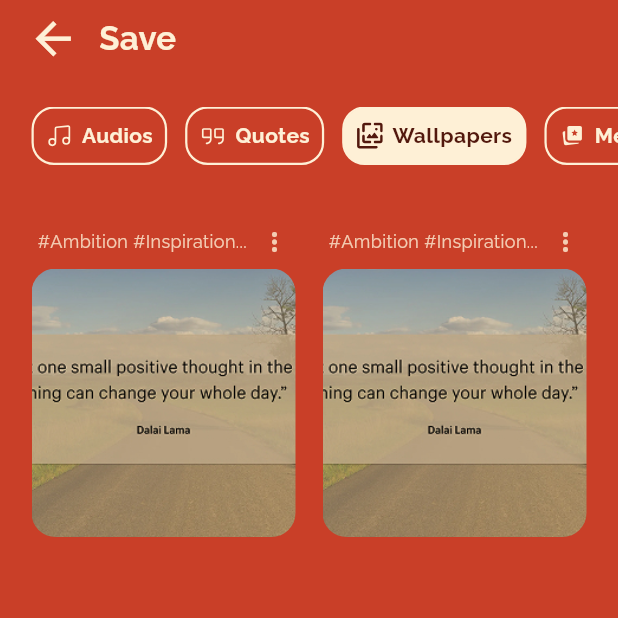
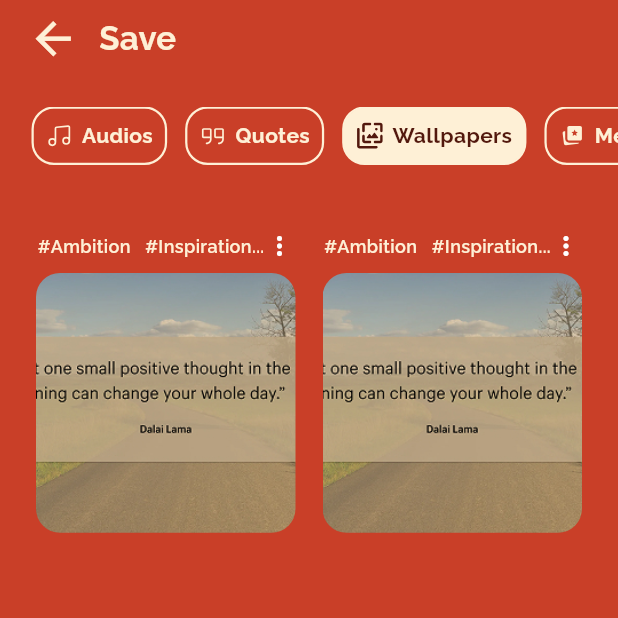
Before and after one commit to Rasheduzzaman-Rochi/cardinal_quotes_app, a Flutter app: the SaveScreen screen opened directly, after a tap on "Quotes", after a tap on "Wallpapers", on a phone screen of 412 x 824 dp, the top half of it. Run offline on Flutter 3.47's test engine with Material 3 defaults, Android fonts, the phone set to English and light mode, and no system bars; our stand-ins replace flutter_svg, google_fonts.

Commit message:
fix: update wallpaper item tags formatting and adjust layout padding in SaveScreen

```diff
--- a/lib/src/features/save/screens/save_screens.dart
+++ b/lib/src/features/save/screens/save_screens.dart
@@ -31,11 +31,11 @@ class _SaveScreenState extends State<SaveScreen> {
   static const List<Map<String, String>> _wallpaperItems = [
     {
       'imagePath': 'assets/images/memo_1.jpg',
-      'tags': '#Ambition #Inspiration...',
+      'tags': '#Ambition   #Inspiration...',
     },
     {
       'imagePath': 'assets/images/memo_1.jpg',
-      'tags': '#Ambition #Inspiration...',
+      'tags': '#Ambition   #Inspiration...',
     },
   ];
 
@@ -240,12 +240,12 @@ class _SaveScreenState extends State<SaveScreen> {
   // Placeholder content for 'Wallpapers' tab
   Widget _buildWallpapersContent() {
     return GridView.builder(
-      padding: const EdgeInsets.all(21.0),
+      padding: const EdgeInsets.all(24.0),
       gridDelegate: const SliverGridDelegateWithFixedCrossAxisCount(
         crossAxisCount: 2,
         crossAxisSpacing: 18,
         mainAxisSpacing: 16,
-        childAspectRatio: 0.85,
+        childAspectRatio: 0.86,
       ),
       itemCount: _wallpaperItems.length,
       itemBuilder: (context, index) {
@@ -269,22 +269,23 @@ class _SaveScreenState extends State<SaveScreen> {
     return Column(
       crossAxisAlignment: CrossAxisAlignment.start,
       children: [
-        // Tags and More Icon
         Padding(
-          padding: const EdgeInsets.symmetric(horizontal: 4.0),
+          padding: const EdgeInsets.symmetric(horizontal: 1.0),
           child: Row(
             mainAxisAlignment: MainAxisAlignment.spaceBetween,
             children: [
               Text(
                 tags,
                 style: TextStyle(
-                  color: colorScheme.onPrimary.withOpacity(0.8),
+                  color: colorScheme.onPrimary,
+                  fontWeight: FontWeight.w600,
                   fontSize: 12,
                 ),
               ),
+              const SizedBox(height: 6),
               Icon(
-                Icons.more_vert,
-                color: colorScheme.onPrimary.withOpacity(0.8),
+                Icons.more_vert_outlined,
+                color: Colors.white,
                 size: 20,
               ),
             ],
@@ -298,7 +299,7 @@ class _SaveScreenState extends State<SaveScreen> {
               imagePath,
               fit: BoxFit.cover,
               errorBuilder: (context, error, stackTrace) => Container(
-                color: Colors.grey.withOpacity(0.2),
+                color: Colors.grey.withAlpha(204),
                 child: const Center(child: Icon(Icons.image_not_supported)),
               ),
             ),
```
